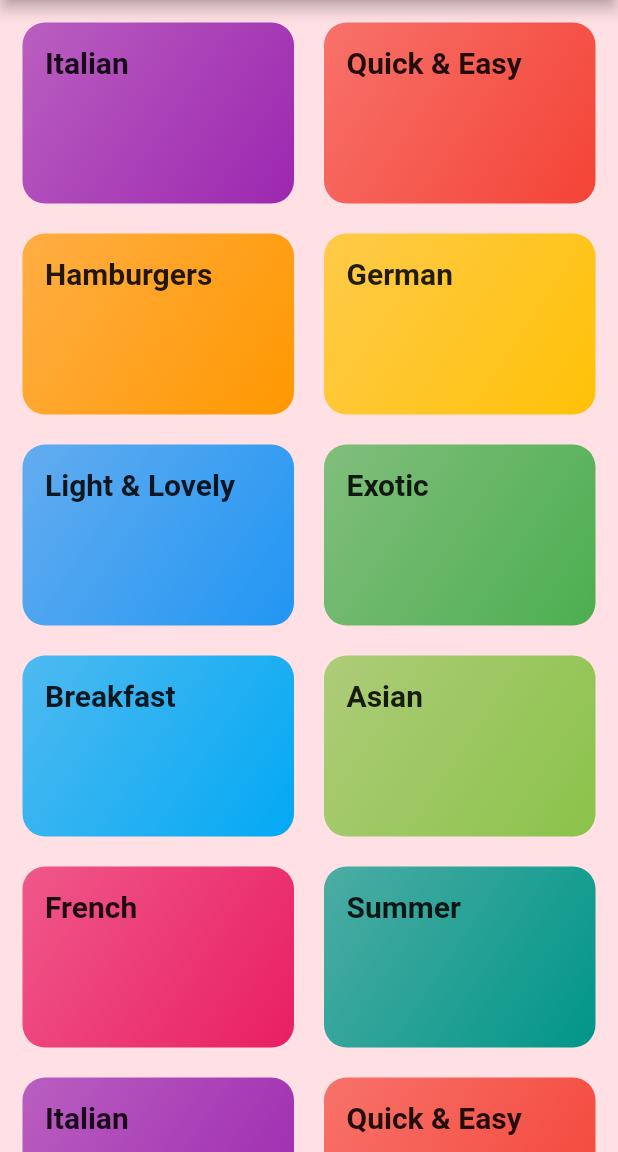
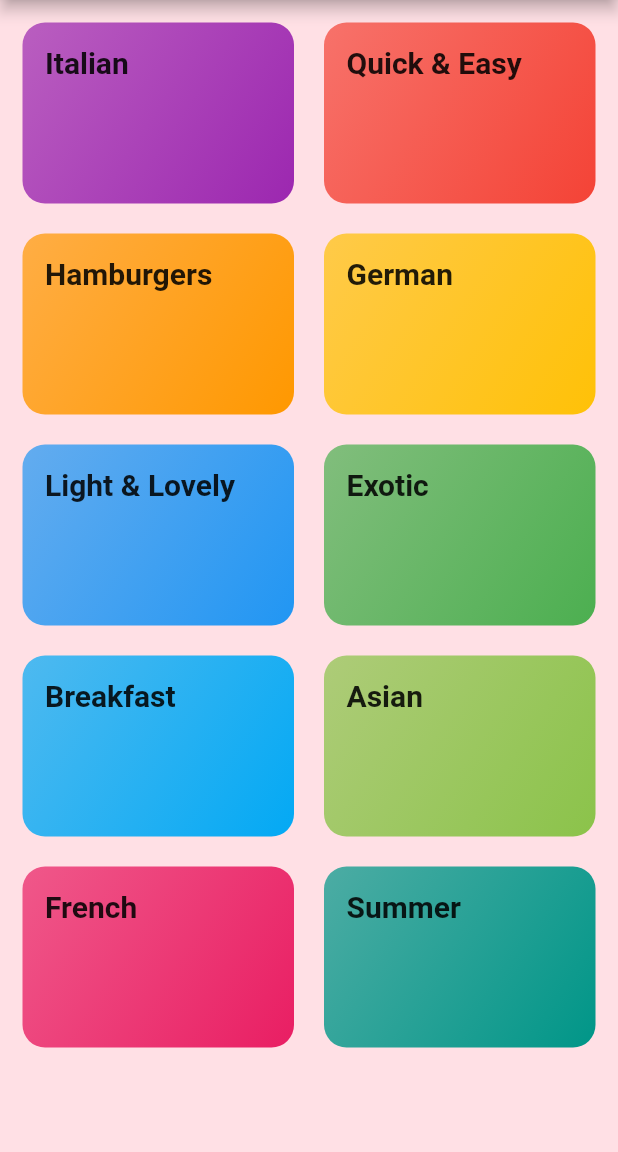
Before and after one commit to Hachi283/MealsApp, a Flutter app: the screen it shows after launch, on a phone screen of 412 x 824 dp, the part 84-1236 px from its top. Run offline on Flutter 3.47's test engine with Material 2 defaults, Android fonts, the phone set to English and light mode, and no system bars; Roboto replaces fonts that are missing (RobotoCondensed).

```diff
--- a/lib/dummy_data.dart
+++ b/lib/dummy_data.dart
@@ -53,16 +53,6 @@ const DUMMY_CATEGORIES = const [
     id: 'c10',
     title: 'Summer',
     color: Colors.teal,
-  ),
-  Category(
-    id: 'c1',
-    title: 'Italian',
-    color: Colors.purple,
-  ),
-  Category(
-    id: 'c2',
-    title: 'Quick & Easy',
-    color: Colors.red,
   ),
 ];
 
```
